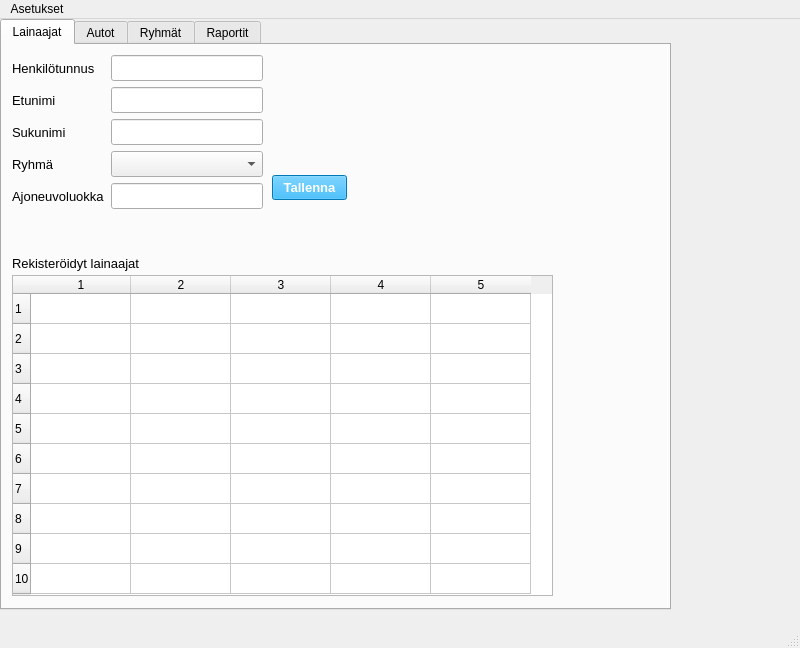
Roo-M/Autolainaus-R, file administrative.ui: the form before one commit.
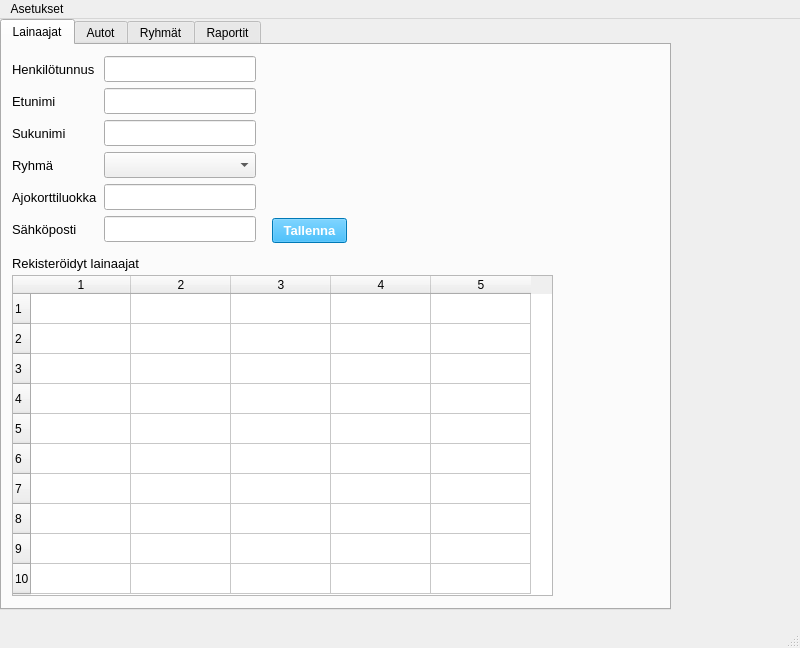
The form after the commit. The open tabs and pages were chosen to show the change. Icons and pictures are not drawn.

Commit message: Muokattu ohjelman ulkonäköä ja eri osien nimiä

```diff
--- a/administrative.ui
+++ b/administrative.ui
@@ -98,7 +98,7 @@
       <property name="geometry">
        <rect>
         <x>270</x>
-        <y>130</y>
+        <y>173</y>
         <width>75</width>
         <height>25</height>
        </rect>
@@ -121,16 +121,16 @@
        <string>Tallenna</string>
       </property>
      </widget>
-     <widget class="QWidget" name="layoutWidget">
+     <widget class="QWidget" name="">
       <property name="geometry">
        <rect>
         <x>10</x>
-        <y>10</y>
-        <width>251</width>
-        <height>156</height>
+        <y>11</y>
+        <width>244</width>
+        <height>188</height>
        </rect>
       </property>
-      <layout class="QFormLayout" name="personsFormLayout">
+      <layout class="QGridLayout" name="studentGridLayout">
        <item row="0" column="0">
         <widget class="QLabel" name="ssnLabel">
          <property name="font">
@@ -206,6 +206,18 @@
          </property>
         </widget>
        </item>
+       <item row="3" column="1">
+        <widget class="QComboBox" name="groupComboBox">
+         <property name="font">
+          <font>
+           <pointsize>11</pointsize>
+          </font>
+         </property>
+         <property name="currentText">
+          <string/>
+         </property>
+        </widget>
+       </item>
        <item row="4" column="0">
         <widget class="QLabel" name="vehicleClassLabel">
          <property name="font">
@@ -214,7 +226,7 @@
           </font>
          </property>
          <property name="text">
-          <string>Ajoneuvoluokka</string>
+          <string>Ajokorttiluokka</string>
          </property>
         </widget>
        </item>
@@ -227,8 +239,20 @@
          </property>
         </widget>
        </item>
-       <item row="3" column="1">
-        <widget class="QComboBox" name="groupComboBox">
+       <item row="5" column="0">
+        <widget class="QLabel" name="emailLabel">
+         <property name="font">
+          <font>
+           <pointsize>10</pointsize>
+          </font>
+         </property>
+         <property name="text">
+          <string>Sähköposti</string>
+         </property>
+        </widget>
+       </item>
+       <item row="5" column="1">
+        <widget class="QLineEdit" name="emailLineEdit">
          <property name="font">
           <font>
            <pointsize>11</pointsize>
@@ -248,7 +272,7 @@
        <rect>
         <x>10</x>
         <y>10</y>
-        <width>218</width>
+        <width>252</width>
         <height>156</height>
        </rect>
       </property>
```
Left out of the diff: 16 changed lines with no effect on the pictures. The commit also changes 1 other file.
